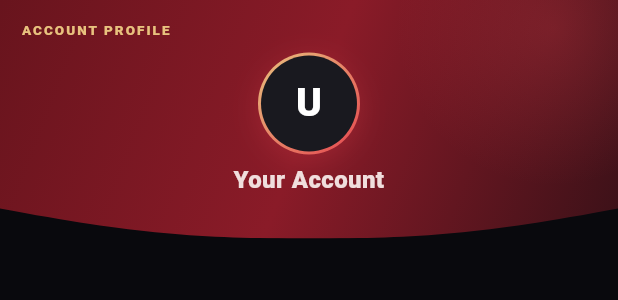
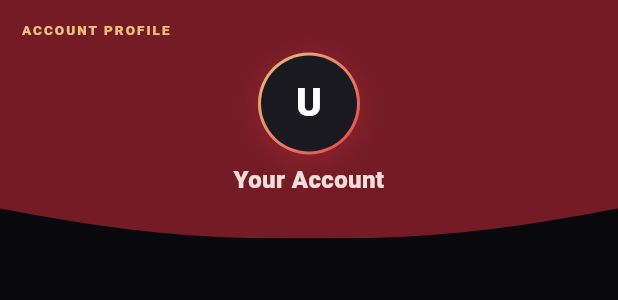
Before and after one commit to Jeff-YANGONtv/ygntv-andriod-app, a Flutter app: the _ProfileCard widget shown alone on an empty page, opened directly with empty values, on a phone screen of 412 x 824 dp. Shown: the top 300 px of the screen. Run offline on Flutter 3.47's test engine with Material 3 defaults, Android fonts, the phone set to English and light mode, and no system bars; our stand-ins replace app_links, device_info_plus, flutter_secure_storage, image_picker, package_info_plus, video_player; missing offline and left inert: flutter_web_auth_2, google_mlkit_text_recognition; accounts and stored records are empty.

Commit message:
Refine Account profile card matte red

```diff
--- a/lib/screens/account_screen.dart
+++ b/lib/screens/account_screen.dart
@@ -427,32 +427,9 @@ class _ProfileCard extends StatelessWidget {
       child: Container(
         key: const ValueKey('account-profile-card-background'),
         width: double.infinity,
-        decoration: const BoxDecoration(
-          gradient: LinearGradient(
-            begin: Alignment.topLeft,
-            end: Alignment.bottomRight,
-            colors: [Color(0xFF68141D), Color(0xFF8A1B28), Color(0xFF3B1118)],
-          ),
-        ),
+        decoration: const BoxDecoration(color: Color(0xFF741B25)),
         child: Stack(
           children: [
-            Positioned(
-              top: -86,
-              right: -62,
-              child: Container(
-                width: 210,
-                height: 210,
-                decoration: BoxDecoration(
-                  shape: BoxShape.circle,
-                  gradient: RadialGradient(
-                    colors: [
-                      ygntvRed.withValues(alpha: .22),
-                      ygntvRed.withValues(alpha: 0),
-                    ],
-                  ),
-                ),
-              ),
-            ),
             Padding(
               padding: const EdgeInsets.fromLTRB(14, 13, 14, 31),
               child: Column(
```
Also changed, not shown: 1 other file.
